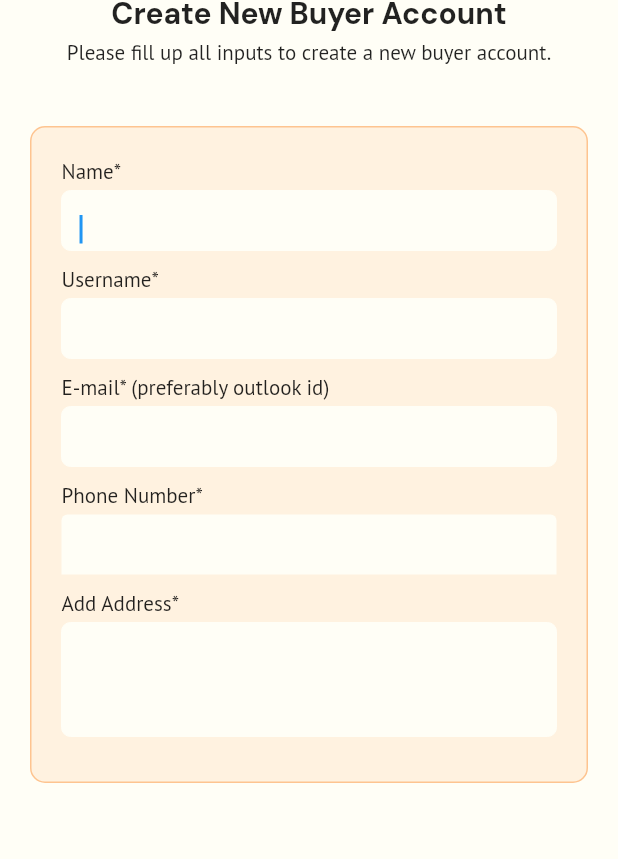
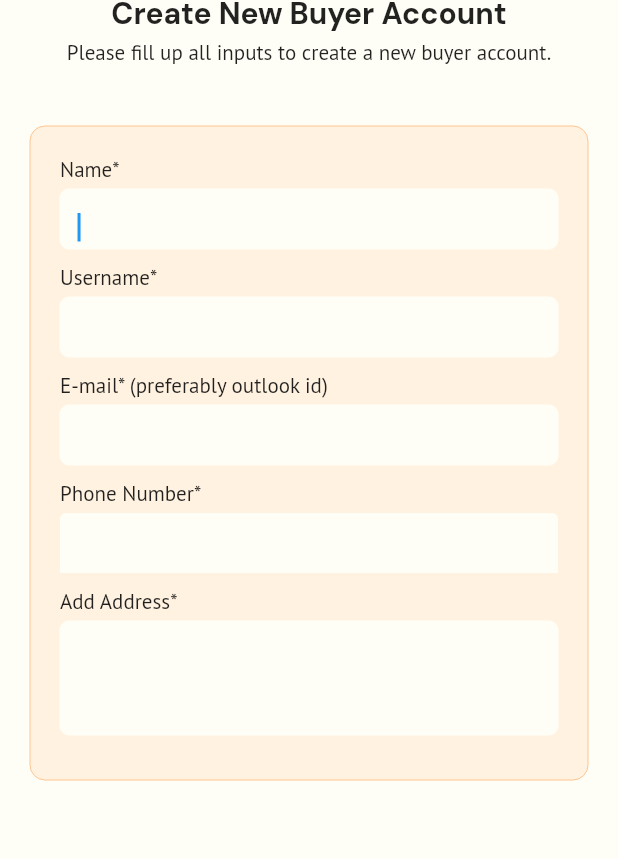
Before and after one commit to TESLA2402/Manas_Kriti_Software_PS, a Flutter app: the BuyerDetails screen opened directly, on a phone screen of 412 x 824 dp. Shown: the part 216-1075 px from the top of the screen. Run offline on Flutter 3.47's test engine with Material 2 defaults, Android fonts, the phone set to English and light mode, and no system bars; our stand-ins replace cloud_firestore, firebase_auth, firebase_core, flutter_dotenv, google_fonts, image_picker and 1 more; missing offline and left inert: flutter_stripe, upi_india; accounts and stored records are empty.

Commit message:
Minor changes

```diff
--- a/campus_catalogue/lib/screens/userInformation/buyer_details.dart
+++ b/campus_catalogue/lib/screens/userInformation/buyer_details.dart
@@ -43,7 +43,7 @@ class _BuyerDetailsState extends State<BuyerDetails> {
           Container(
               decoration: BoxDecoration(
                   borderRadius: BorderRadius.circular(10),
-                  border: Border.all(color: Color(0xFFFEC490)),
+                  border: Border.all(width: 0, color: Color(0xFFFEC490)),
                   color: AppColors.signIn),
               padding: const EdgeInsets.fromLTRB(20, 20, 20, 20),
               child: Column(
```
